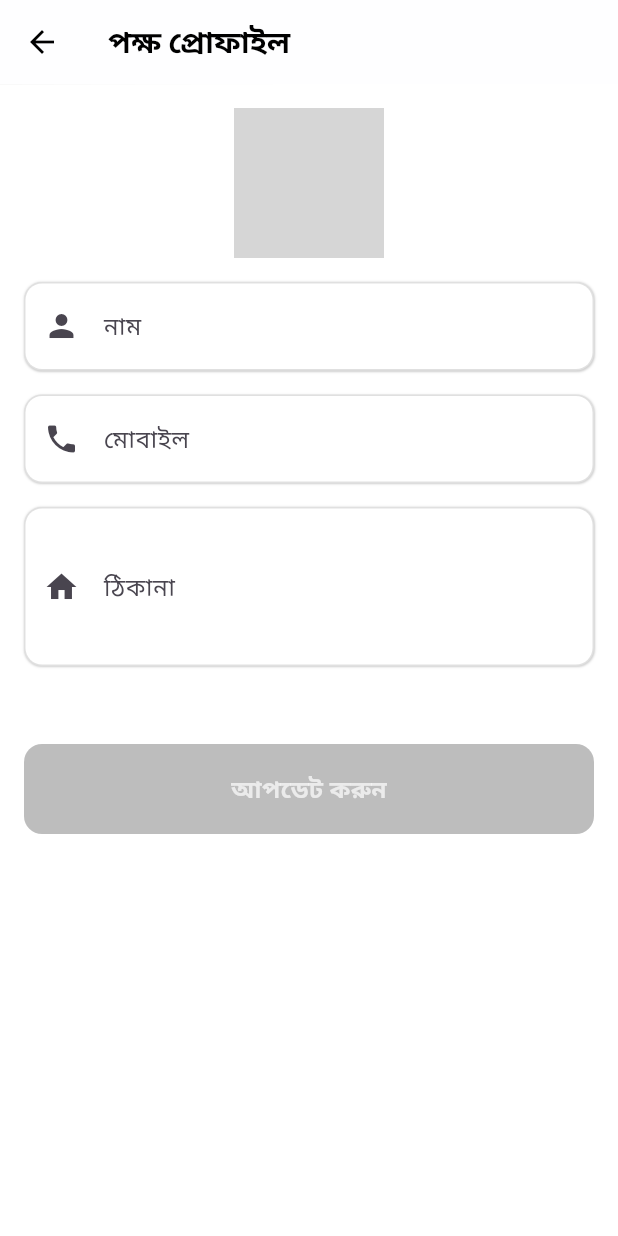
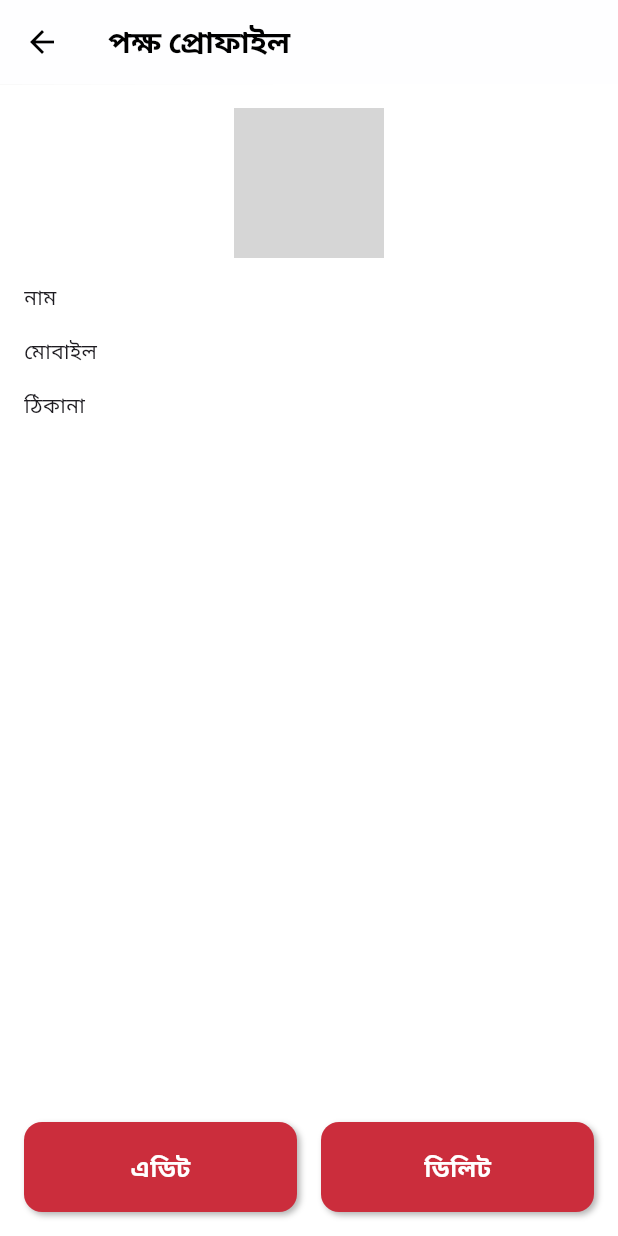
Before and after one commit to mahbubhswe/court-dairy, a Flutter app: the PartyProfileScreen screen opened directly with empty values, on a phone screen of 412 x 824 dp. Run offline on Flutter 3.47's test engine with Material 3 defaults, Android fonts, the light colour scheme and no system bars; drawn by our look-alikes of simple_shadow; our stand-ins replace animated_splash_screen, animated_text_kit, auth_buttons, cached_network_image, cloud_firestore, cloud_functions and 16 more; missing offline and left inert: android_intent_plus, flutter_bkash, in_app_update; accounts and stored records are empty; network calls fail; grey boxes are pictures that could not be loaded.

Commit message:
feat: add party profile view with edit and delete

```diff
--- a/lib/modules/party/screens/party_profile_screen.dart
+++ b/lib/modules/party/screens/party_profile_screen.dart
@@ -1,12 +1,11 @@
-import 'dart:io';
-
 import 'package:flutter/material.dart';
 import 'package:get/get.dart';
 
+import '../../../models/party.dart';
 import '../../../widgets/app_button.dart';
-import '../../../widgets/app_text_from_field.dart';
+import '../../../widgets/app_info_row.dart';
 import '../controllers/party_profile_controller.dart';
-import '../../../models/party.dart';
+import 'edit_party_screen.dart';
 
 class PartyProfileScreen extends StatelessWidget {
   final Party party;
@@ -22,59 +21,49 @@ class PartyProfileScreen extends StatelessWidget {
       body: Obx(() {
         return Stack(
           children: [
-            SingleChildScrollView(
+            Padding(
               padding: const EdgeInsets.all(16),
               child: Column(
                 spacing: 16,
                 children: [
-                  GestureDetector(
-                    onTap: controller.showImagePicker,
-                    child: Obx(() {
-                      final image = controller.photo.value;
-                      return CircleAvatar(
-                        radius: 50,
-                        backgroundImage: image != null
-                            ? FileImage(File(image.path))
-                            : (party.photoUrl != null
-                                ? NetworkImage(party.photoUrl!) as ImageProvider
-                                : null),
-                        child: image == null && party.photoUrl == null
-                            ? const Icon(Icons.camera_alt, size: 40)
-                            : null,
-                      );
-                    }),
+                  CircleAvatar(
+                    radius: 50,
+                    backgroundImage: party.photoUrl != null
+                        ? NetworkImage(party.photoUrl!)
+                        : null,
+                    child: party.photoUrl == null
+                        ? const Icon(Icons.person, size: 40)
+                        : null,
                   ),
-                  AppTextFromField(
-                    controller: controller.name,
-                    label: 'নাম',
-                    hintText: 'পক্ষের নাম লিখুন',
-                    prefixIcon: Icons.person,
-                  ),
-                  AppTextFromField(
-                    controller: controller.phone,
-                    label: 'মোবাইল',
-                    hintText: 'মোবাইল নম্বর লিখুন',
-                    prefixIcon: Icons.phone,
-                    keyboardType: TextInputType.phone,
-                  ),
-                  AppTextFromField(
-                    controller: controller.address,
-                    label: 'ঠিকানা',
-                    hintText: 'ঠিকানা লিখুন',
-                    prefixIcon: Icons.home,
-                    isMaxLines: 3,
-                  ),
-                  const SizedBox(height: 20),
-                  AppButton(
-                    label: 'আপডেট করুন',
-                    onPressed: controller.enableBtn.value
-                        ? controller.updateParty
-                        : null,
+                  appInfoRow('নাম', party.name),
+                  appInfoRow('মোবাইল', party.phone),
+                  appInfoRow('ঠিকানা', party.address),
+                  const Spacer(),
+                  Row(
+                    children: [
+                      Expanded(
+                        child: AppButton(
+                          label: 'এডিট',
+                          onPressed: () {
+                            Get.to(() => EditPartyScreen(party: party));
+                          },
+                        ),
+                      ),
+                      const SizedBox(width: 16),
+                      Expanded(
+                        child: AppButton(
+                          label: 'ডিলিট',
+                          onPressed: controller.isDeleting.value
+                              ? null
+                              : controller.deleteParty,
+                        ),
+                      ),
+                    ],
                   ),
                 ],
               ),
             ),
-            if (controller.isLoading.value)
+            if (controller.isDeleting.value)
               const Center(child: CircularProgressIndicator()),
           ],
         );
```
Also changed, not shown: lib/modules/party/controllers/edit_party_controller.dart (added, +129 -0 lines), lib/modules/party/controllers/party_profile_controller.dart (+8 -101 lines), lib/modules/party/screens/edit_party_screen.dart (added, +84 -0 lines), lib/modules/party/services/party_service.dart (+13 -0 lines).
